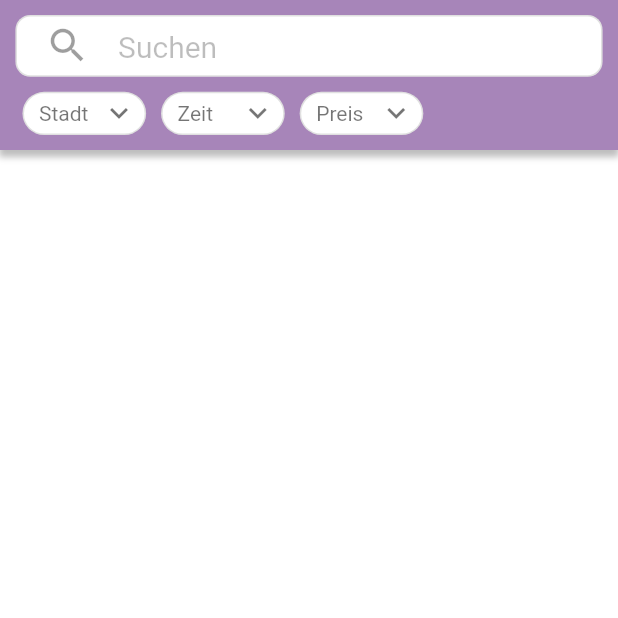
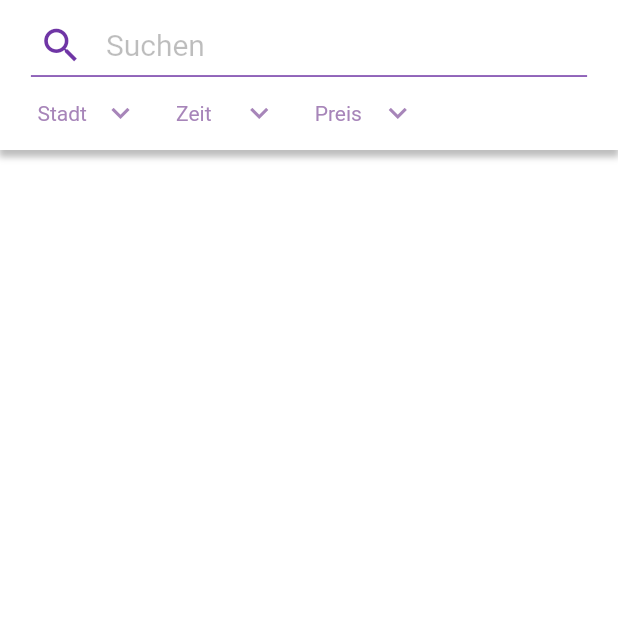
Before and after one commit to SocialDinnerApp/Frontend, a Flutter app: the SearchScreen screen opened directly, on a phone screen of 412 x 824 dp, the top half of it. Run offline on Flutter 3.47's test engine with Material 2 defaults, Android fonts, the phone set to English and light mode, and no system bars; our stand-ins replace shared_preferences; accounts and stored records are empty; network calls fail.

Commit message:
Search Bar v2

```diff
--- a/lib/components/filter_tile.dart
+++ b/lib/components/filter_tile.dart
@@ -1,4 +1,5 @@
 import 'package:flutter/material.dart';
+import 'package:socialdinner/constants.dart';
 
 class FilterTile extends StatelessWidget {
   final String text;
@@ -19,11 +20,11 @@ class FilterTile extends StatelessWidget {
       width: size.width * 0.2,
       height: size.height * 0.035,
       decoration: BoxDecoration(
-        borderRadius: BorderRadius.all(Radius.circular(20)),
-        border: Border.all(
-          color: Colors.black12,
-          width: 1,
-        ),
+        // borderRadius: BorderRadius.all(Radius.circular(20)),
+        // border: Border.all(
+        //   color: Colors.black26,
+        //   width: 0.5,
+        // ),
         boxShadow: [
             // BoxShadow(
             //   color: Colors.black26,
@@ -40,13 +41,13 @@ class FilterTile extends StatelessWidget {
           Text(
             text,
             style: TextStyle(
-              color: Colors.black54,
+              color: kPrimaryMediumColor,
               fontSize: 14,
             ),
           ),
           Icon(
                 Icons.expand_more,
-                color: Colors.black54,
+                color: kPrimaryMediumColor,
               ),
         ],
       ),
--- a/lib/components/search_bar.dart
+++ b/lib/components/search_bar.dart
@@ -60,6 +60,7 @@ class Background extends StatelessWidget {
     return Container(
       width: double.infinity,
       height: double.infinity,
+      // margin: EdgeInsets.only(bottom: 10),
       decoration: BoxDecoration(
         // borderRadius: BorderRadius.only(
         //   bottomLeft: Radius.circular(20),
@@ -73,7 +74,7 @@ class Background extends StatelessWidget {
             offset: Offset(0.0, 5.0),
           ),
         ],
-        color: kPrimaryMediumColor,
+        color: Colors.white,
       ),
       child: Text(""),
     );
--- a/lib/screens/MyEvents/components/body.dart
+++ b/lib/screens/MyEvents/components/body.dart
@@ -13,7 +13,7 @@ class Body extends StatelessWidget {
     return Column(
       children: <Widget>[
         Container(
-          color: kPrimaryMediumColor,
+          color: Colors.white,
           child: SafeArea(
             child: Container(
               height: 100,
@@ -21,6 +21,7 @@ class Body extends StatelessWidget {
             ),
           ),
         ),
+        SizedBox(height: 10),
         Expanded(
           flex: 100,
           // child: Text("test")
--- a/lib/screens/Search/components/body.dart
+++ b/lib/screens/Search/components/body.dart
@@ -13,7 +13,7 @@ class Body extends StatelessWidget {
     return Column(
       children: <Widget>[
         Container(
-          color: kPrimaryMediumColor,
+          color: Colors.white,
           child: SafeArea(
             child: Container(
               height: 100,
@@ -21,6 +21,7 @@ class Body extends StatelessWidget {
             ),
           ),
         ),
+        SizedBox(height: 10),
         Expanded(
           flex: 100,
           child: Events(),
--- a/lib/screens/Search/components/search_input_field.dart
+++ b/lib/screens/Search/components/search_input_field.dart
@@ -1,4 +1,7 @@
+// ignore_for_file: prefer_const_literals_to_create_immutables, prefer_const_constructors
+
 import 'package:flutter/material.dart';
+import 'package:socialdinner/constants.dart';
 
 class SearchInputField extends StatelessWidget {
   const SearchInputField({
@@ -10,14 +13,17 @@ class SearchInputField extends StatelessWidget {
     Size size = MediaQuery.of(context).size;
     return Container(
       // margin: EdgeInsets.only(left: 20),
-      padding: EdgeInsets.only(left: 15),
-      width: size.width * 0.95,
+      padding: EdgeInsets.only(left: 5),
+      width: size.width * 0.9,
       height: size.height * 0.05,
       decoration: BoxDecoration(
-        borderRadius: BorderRadius.all(Radius.circular(10)),
-        border: Border.all(
-          color: Colors.black12,
-          width: 1,
+        // borderRadius: BorderRadius.all(Radius.circular(10)),
+        // border: Border.all(
+        //   color: Colors.black12,
+        //   width: 1,
+        // ),
+        border: Border(
+          bottom: BorderSide(color: kPrimaryColor, width: 1),
         ),
         color: Colors.white,
         boxShadow: [
@@ -31,17 +37,15 @@ class SearchInputField extends StatelessWidget {
       ),
       child: Row(
         // crossAxisAlignment: CrossAxisAlignment.center,
+        mainAxisAlignment: MainAxisAlignment.start,
         children: <Widget>[
-          Expanded(
-            flex: 10,
-            child: Icon(
+          Icon(
             Icons.search,
-              color: Colors.black38,
+            color: kPrimaryColor,
             size: 30,
           ),
-          ),
           Expanded(
-            flex: 90,
+            flex: 100,
             child: Container(
               margin: EdgeInsets.only(top: 19, left: 15),
               child: TextField(
```
Lines whose indentation alone changed are shown as unchanged.
